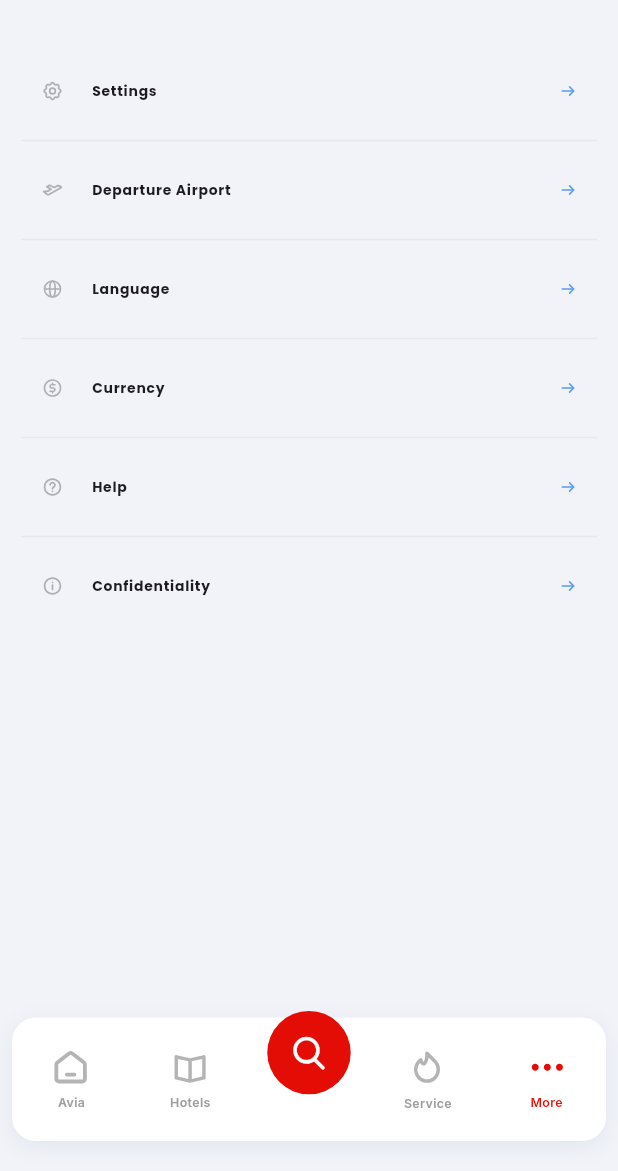
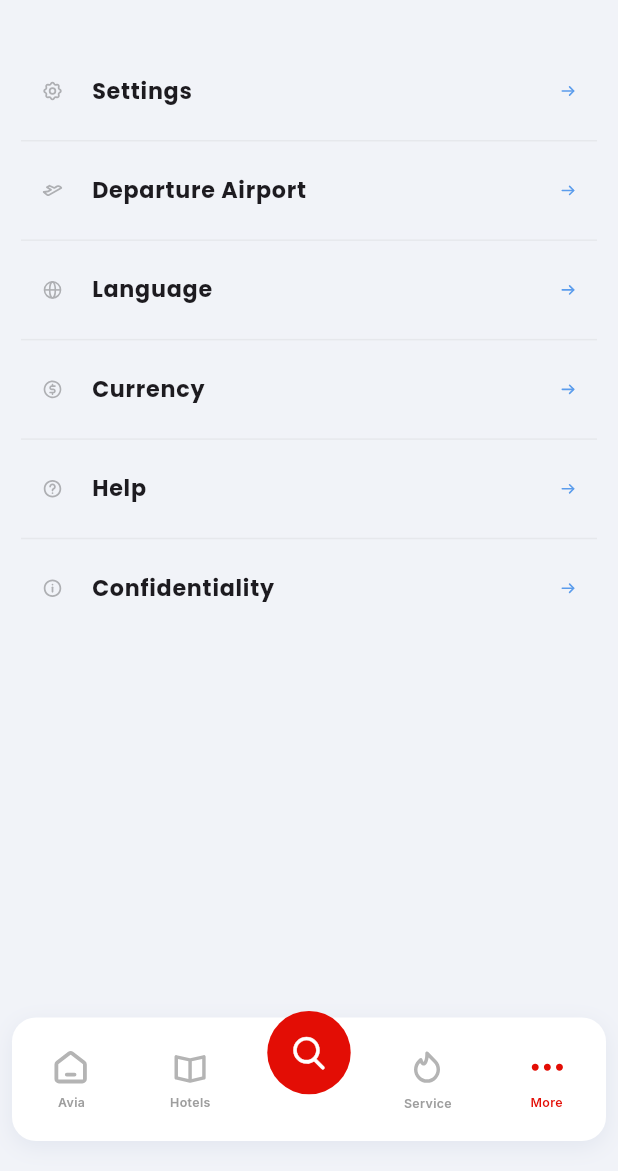
Before and after one commit to forswow/Frifri-2-, a Flutter app: the MoreScreen screen opened by its route, on a phone screen of 412 x 824 dp, the part 65-1236 px from its top. Run offline on Flutter 3.47's test engine with Material 3 defaults, Android fonts, the phone set to English and light mode, and no system bars; our stand-ins replace flutter_bloc, flutter_svg, go_router, google_fonts, shared_preferences; accounts and stored records are empty; generated files the repository leaves out were written again.

Commit message:
Исправление адаптивности текста в more скрине
Завязывать размеры на DPI было не очень хорошей идеей, т.к. заметны сильные изменения относительно разных размеров экрана

```diff
--- a/lib/src/feature/more/presentation/screens/more_screen.dart
+++ b/lib/src/feature/more/presentation/screens/more_screen.dart
@@ -19,15 +19,14 @@ class MoreScreen extends StatefulWidget {
 }
 
 class _MoreScreenState extends State<MoreScreen> {
+  static const _moreMenuTextScaleFactor = 0.036;
+  static const _moreMenuIconScaleFactor = 0.034;
+  static const _arrowIconScaleFactor = 0.026;
+  static const _generalPadding = 24.0;
+  static const _dividerHeightScaleFactor = 0.0125;
+
   @override
   Widget build(BuildContext context) {
-    final _devicePixelRatio = MediaQuery.of(context).devicePixelRatio;
-    const _moreMenuTextScaleFactor = 6.2;
-    const _moreMenuIconScaleFactor = 0.034;
-    const _arrowIconScaleFactor = 0.026;
-
-    const _generalPadding = 24.0;
-
     // 24 - 14 = 10
     const _tilePadding = _generalPadding - 14.0;
     // 24 - 10 = 14
@@ -78,7 +77,8 @@ class _MoreScreenState extends State<MoreScreen> {
               title: Text(
                 moreItemEntity.name,
                 style: GoogleFonts.poppins(
-                  fontSize: _devicePixelRatio * _moreMenuTextScaleFactor,
+                  fontSize: MediaQuery.sizeOf(context).width *
+                      _moreMenuTextScaleFactor,
                   fontWeight: FontWeight.w700,
                 ),
               ),
@@ -92,7 +92,8 @@ class _MoreScreenState extends State<MoreScreen> {
           },
           separatorBuilder: (context, index) {
             return Divider(
-              height: 10,
+              height:
+                  MediaQuery.sizeOf(context).height * _dividerHeightScaleFactor,
               color: kDividerPrimaryColor,
             );
           },
```
